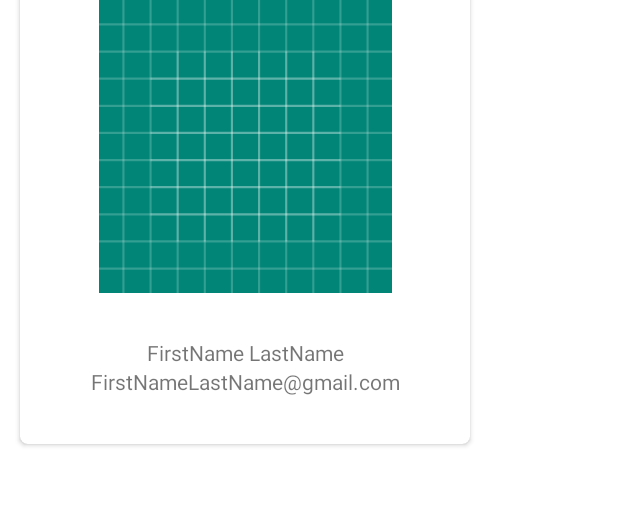
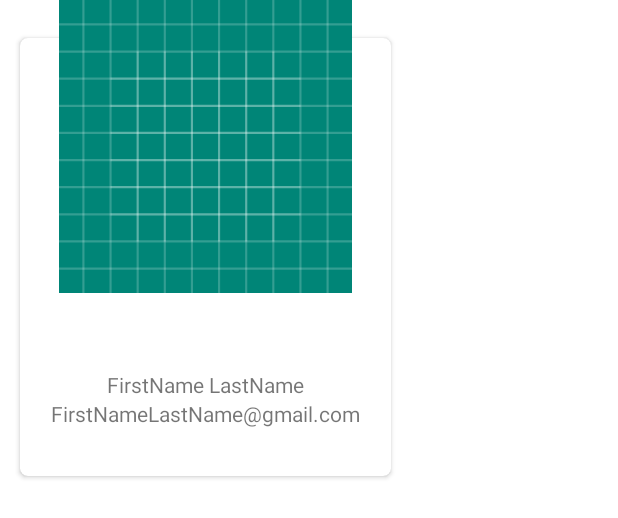
Before and after one commit to NIT-Meghalaya/Cognitia-2019-App, an Android app: the layout item_team_member.xml on its own in the app's theme, with its tools: preview values and no code run, on a phone screen of 412 x 824 dp. Shown: the top 518 px of the screen. Run offline under Robolectric (Android 15) with nearby library versions, the light colour scheme and no system bars.

Commit message:
fixed team member item incorrectly displayed for HD resolution

```diff
--- a/app/src/main/java/nitmeghalaya/cognitia2019/model/ScheduleItem.kt
+++ b/app/src/main/java/nitmeghalaya/cognitia2019/model/ScheduleItem.kt
@@ -4,8 +4,5 @@ data class ScheduleItem (
     val name: String = "",
     val startTime: String = "",
     val endTime: String = "",
-    val date: String = "",
-    val image: String = "",
-    var dominantColor: Int = 0,
-    var imageResId: Int = 0
+    var imageLink: String = ""
 )
--- a/app/src/main/java/nitmeghalaya/cognitia2019/model/TeamMember.kt
+++ b/app/src/main/java/nitmeghalaya/cognitia2019/model/TeamMember.kt
@@ -3,5 +3,6 @@ package nitmeghalaya.cognitia2019.model
 data class TeamMember(
     val name: String = "",
     val email: String = "",
-    val image: String = ""
+    val image: String = "",
+    val team: String = ""
 )
--- a/app/src/main/java/nitmeghalaya/cognitia2019/screens/teammembers/TeamMemberViewHolder.kt
+++ b/app/src/main/java/nitmeghalaya/cognitia2019/screens/teammembers/TeamMemberViewHolder.kt
@@ -15,11 +15,11 @@ class TeamMemberViewHolder(itemView: View):BaseViewHolder<TeamMember>(itemView)
 
     override fun bind(item: TeamMember) {
         itemView.apply {
-            imageView.load("https://avatars2.githubusercontent.com/u/36022788?s=460&v=4") {
+            imageView.load(item.image) {
                 transformations(RoundedCornersTransformation(dipToPixels(context,4)))
             }
             nametV.text = """${item.name} (${item.email})"""
-            emailTV.text = item.email
+            emailTV.text = item.team
         }
     }
 
--- a/app/src/main/res/layout/item_team_member.xml
+++ b/app/src/main/res/layout/item_team_member.xml
@@ -9,11 +9,11 @@
 
     <androidx.cardview.widget.CardView
         android:id="@+id/cardView"
-        android:layout_width="300dp"
+        android:layout_width="@dimen/_190sdp"
         android:layout_height="wrap_content"
         android:foreground="?android:attr/selectableItemBackground"
         app:cardCornerRadius="@dimen/_4sdp"
-        android:translationY="-200dp"
+        android:translationY="-170dp"
         app:layout_constraintTop_toBottomOf="@id/imageView"
         app:layout_constraintBottom_toBottomOf="parent"
         app:layout_constraintEnd_toEndOf="parent"
@@ -30,7 +30,7 @@
 
             <TextView
                 android:id="@+id/nametV"
-                android:layout_marginTop="230dp"
+                android:layout_marginTop="@dimen/_170sdp"
                 android:layout_width="wrap_content"
                 android:layout_height="wrap_content"
                 app:layout_constraintEnd_toEndOf="parent"
```
Also changed, not shown: app/src/main/java/nitmeghalaya/cognitia2019/screens/teammembers/TeamMembersViewModel.kt (+19 -4 lines).
